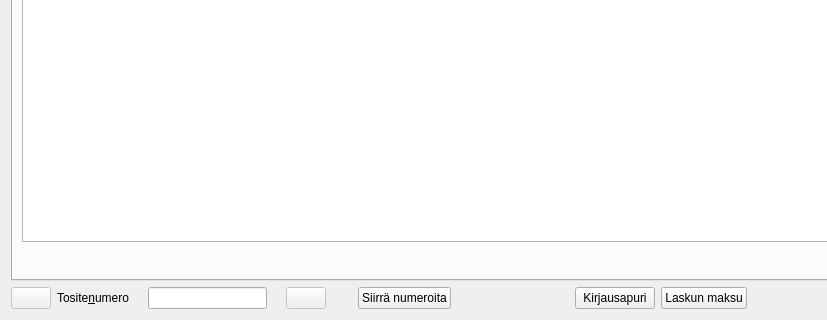
Above: kitupiikki/kirjaus/kirjaus.ui from artoh/kitupiikki before the change; both pictures show x 0 to 827 and y 100 to 420 of the 1095 by 420 pixel window. Below: the same form after it.
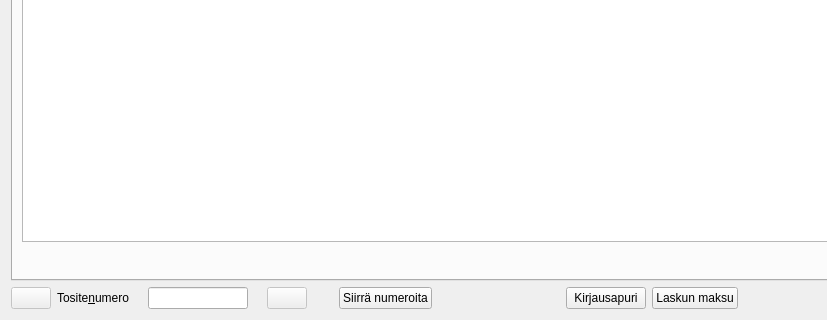
That is the form after the change. Icons and pictures are not drawn. Custom widgets are drawn as their Qt base class.

The edit to the form file:
```diff
--- a/kitupiikki/kirjaus/kirjaus.ui
+++ b/kitupiikki/kirjaus/kirjaus.ui
@@ -492,6 +492,12 @@
      </item>
      <item>
       <widget class="QLineEdit" name="tunnisteEdit">
+       <property name="maximumSize">
+        <size>
+         <width>100</width>
+         <height>16777215</height>
+        </size>
+       </property>
        <property name="placeholderText">
         <string/>
        </property>
```
